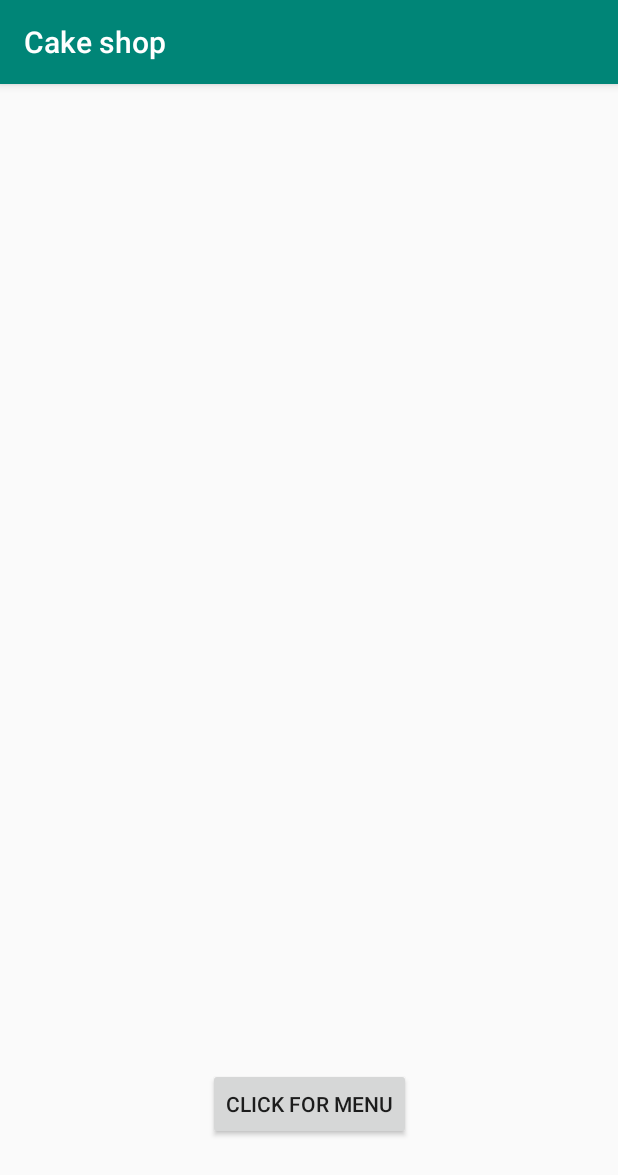
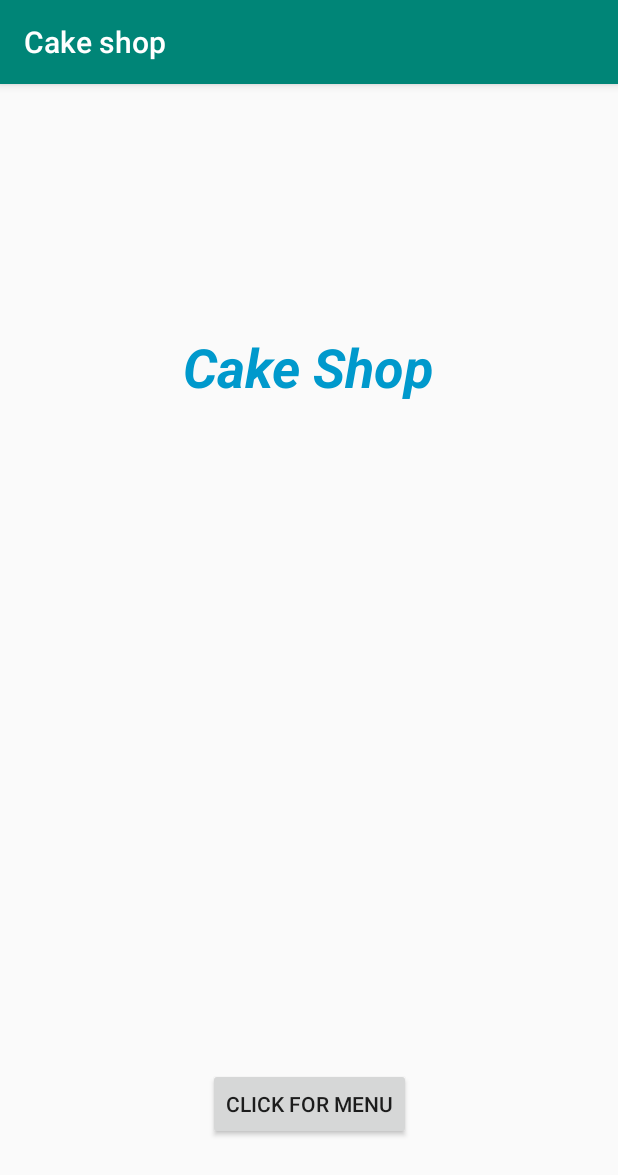
Before and after one commit to katalina1212/cake-shop, an Android app: the screen it shows after launch (Cover), on a phone screen of 412 x 824 dp. Shown: the top 1175 px of the screen. Run offline under Robolectric (Android 15) with nearby library versions, the phone set to English and light mode, and no system bars.

Commit message:
Added title of cover screen

```diff
--- a/app/src/main/res/layout/activity_cover.xml
+++ b/app/src/main/res/layout/activity_cover.xml
@@ -15,4 +15,17 @@
         app:layout_constraintBottom_toBottomOf="parent"
         app:layout_constraintEnd_toEndOf="parent"
         app:layout_constraintStart_toStartOf="parent" />
+
+    <TextView
+        android:id="@+id/title_cover"
+        android:layout_width="wrap_content"
+        android:layout_height="wrap_content"
+        android:layout_marginTop="164dp"
+        android:text="Cake Shop"
+        android:textColor="@android:color/holo_blue_dark"
+        android:textSize="36sp"
+        android:textStyle="bold|italic"
+        app:layout_constraintEnd_toEndOf="parent"
+        app:layout_constraintStart_toStartOf="parent"
+        app:layout_constraintTop_toTopOf="parent" />
 </androidx.constraintlayout.widget.ConstraintLayout>
```
